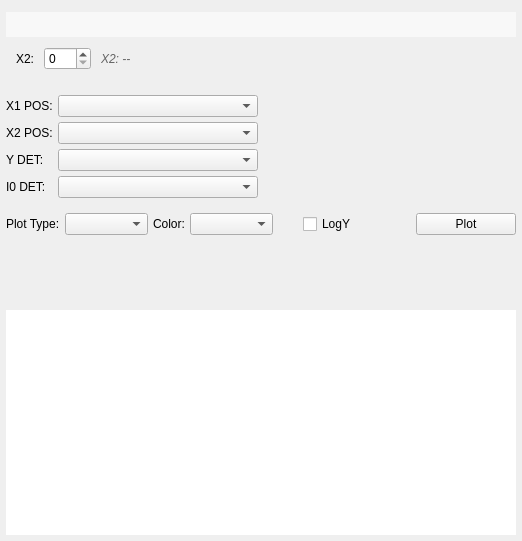
Old version of the form src/mdaviz/resources/mda_file_table_view.ui in the repository BCDA-APS/mdaviz.
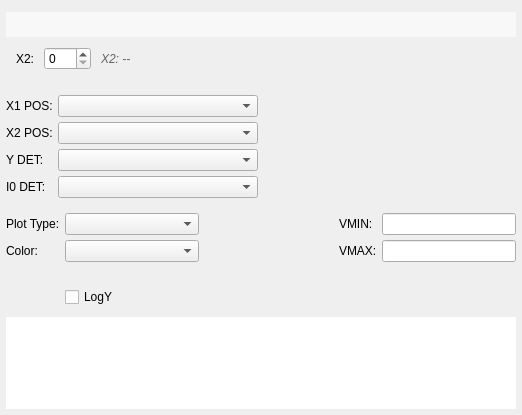
New version of the form.

Commit message:
feat: add VMIN/VMAX controls for 2D color scale and remove redundant Plot button
- Add VMIN/VMAX line edits to control heatmap/contour color range
- Empty fields auto-scale to data range; valid floats override it
- Swap vmin/vmax silently if entered in wrong order
- Show red error message in plot area when log scale has all-negative data
- In log scale, clamp vmin to smallest positive value and vmax to largest positive value in data
- Remove Plot button (redundant since all controls already auto-trigger replot)

```diff
--- a/src/mdaviz/resources/mda_file_table_view.ui
+++ b/src/mdaviz/resources/mda_file_table_view.ui
@@ -7,7 +7,7 @@
     <x>0</x>
     <y>0</y>
     <width>522</width>
-    <height>541</height>
+    <height>415</height>
    </rect>
   </property>
   <property name="windowTitle">
@@ -323,8 +323,49 @@
        </layout>
       </item>
       <item>
-       <layout class="QHBoxLayout" name="plotControlsLayout">
+       <spacer name="verticalSpacer_2">
+        <property name="orientation">
+         <enum>Qt::Vertical</enum>
+        </property>
+        <property name="sizeHint" stdset="0">
+         <size>
+          <width>20</width>
+          <height>40</height>
+         </size>
+        </property>
+       </spacer>
+      </item>
         <item>
+       <layout class="QHBoxLayout" name="horizontalLayout_2">
+        <property name="leftMargin">
+         <number>0</number>
+        </property>
+        <property name="topMargin">
+         <number>0</number>
+        </property>
+        <property name="rightMargin">
+         <number>0</number>
+        </property>
+        <property name="bottomMargin">
+         <number>0</number>
+        </property>
+        <item>
+         <layout class="QGridLayout" name="gridLayout">
+          <item row="0" column="5">
+           <widget class="QLineEdit" name="lineEdit_VMIN">
+            <property name="toolTip">
+             <string>Color scale minimum (leave empty to auto-scale)</string>
+            </property>
+           </widget>
+          </item>
+          <item row="3" column="3">
+           <widget class="QLabel" name="label_2">
+            <property name="text">
+             <string>VMAX:</string>
+            </property>
+           </widget>
+          </item>
+          <item row="0" column="0">
          <widget class="QLabel" name="plotTypeLabel">
           <property name="sizePolicy">
            <sizepolicy hsizetype="Fixed" vsizetype="Preferred">
@@ -337,17 +378,40 @@
           </property>
          </widget>
         </item>
-        <item>
-         <widget class="QComboBox" name="plotTypeComboBox">
-          <property name="minimumSize">
+          <item row="3" column="2">
+           <spacer name="horizontalSpacer_4">
+            <property name="orientation">
+             <enum>Qt::Horizontal</enum>
+            </property>
+            <property name="sizeHint" stdset="0">
            <size>
-            <width>80</width>
-            <height>0</height>
-           </size>
+              <width>20</width>
+              <height>20</height>
+             </size>
+            </property>
+           </spacer>
+          </item>
+          <item row="3" column="5">
+           <widget class="QLineEdit" name="lineEdit_VMAX">
+            <property name="toolTip">
+             <string>Color scale maximum (leave empty to auto-scale)</string>
           </property>
          </widget>
         </item>
-        <item>
+          <item row="0" column="2">
+           <spacer name="horizontalSpacer_6">
+            <property name="orientation">
+             <enum>Qt::Horizontal</enum>
+            </property>
+            <property name="sizeHint" stdset="0">
+             <size>
+              <width>20</width>
+              <height>20</height>
+             </size>
+            </property>
+           </spacer>
+          </item>
+          <item row="3" column="0">
          <widget class="QLabel" name="colorPaletteLabel">
           <property name="sizePolicy">
            <sizepolicy hsizetype="Fixed" vsizetype="Preferred">
@@ -360,7 +424,24 @@
           </property>
          </widget>
         </item>
-        <item>
+          <item row="0" column="1">
+           <widget class="QComboBox" name="plotTypeComboBox">
+            <property name="minimumSize">
+             <size>
+              <width>80</width>
+              <height>0</height>
+             </size>
+            </property>
+           </widget>
+          </item>
+          <item row="0" column="3">
+           <widget class="QLabel" name="label">
+            <property name="text">
+             <string>VMIN:</string>
+            </property>
+           </widget>
+          </item>
+          <item row="3" column="1">
          <widget class="QComboBox" name="colorPaletteComboBox">
           <property name="minimumSize">
            <size>
@@ -370,23 +451,7 @@
           </property>
          </widget>
         </item>
-        <item>
-         <spacer name="horizontalSpacer_3">
-          <property name="orientation">
-           <enum>Qt::Horizontal</enum>
-          </property>
-          <property name="sizeType">
-           <enum>QSizePolicy::Fixed</enum>
-          </property>
-          <property name="sizeHint" stdset="0">
-           <size>
-            <width>25</width>
-            <height>20</height>
-           </size>
-          </property>
-         </spacer>
-        </item>
-        <item>
+          <item row="6" column="1">
          <widget class="QCheckBox" name="logYCheckBox">
           <property name="toolTip">
            <string>Use logarithmic scale for Y-axis (color scale)</string>
@@ -396,40 +461,20 @@
           </property>
          </widget>
         </item>
-        <item>
-         <spacer name="horizontalSpacer_5">
+          <item row="4" column="1">
+           <spacer name="horizontalSpacer_3">
           <property name="orientation">
            <enum>Qt::Horizontal</enum>
           </property>
-          <property name="sizeType">
-           <enum>QSizePolicy::Fixed</enum>
-          </property>
           <property name="sizeHint" stdset="0">
            <size>
-            <width>25</width>
+              <width>40</width>
             <height>20</height>
            </size>
           </property>
          </spacer>
         </item>
-        <item>
-         <widget class="QPushButton" name="plotButton">
-          <property name="sizePolicy">
-           <sizepolicy hsizetype="Fixed" vsizetype="Fixed">
-            <horstretch>0</horstretch>
-            <verstretch>0</verstretch>
-           </sizepolicy>
-          </property>
-          <property name="minimumSize">
-           <size>
-            <width>100</width>
-            <height>0</height>
-           </size>
-          </property>
-          <property name="text">
-           <string>Plot</string>
-          </property>
-         </widget>
+         </layout>
         </item>
        </layout>
       </item>
@@ -438,9 +483,6 @@
         <property name="orientation">
          <enum>Qt::Vertical</enum>
         </property>
-        <property name="sizeType">
-         <enum>QSizePolicy::Expanding</enum>
-        </property>
         <property name="sizeHint" stdset="0">
          <size>
           <width>20</width>
```
Lines whose indentation alone changed are shown as unchanged. The commit also changes 3 other files.
